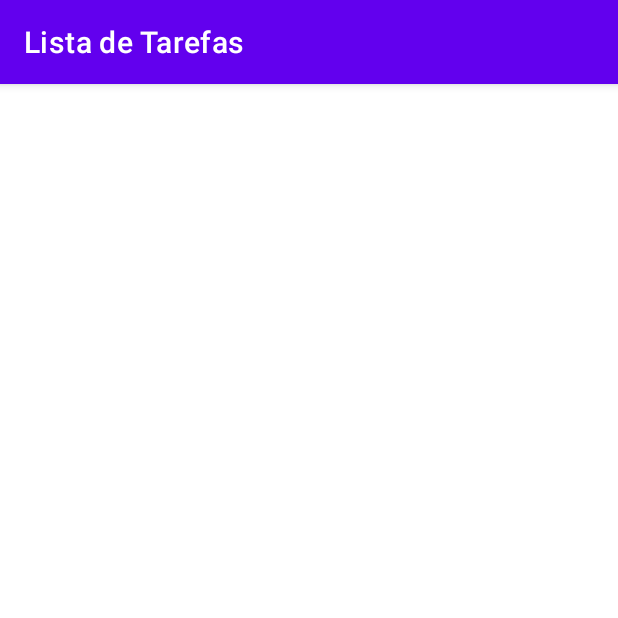
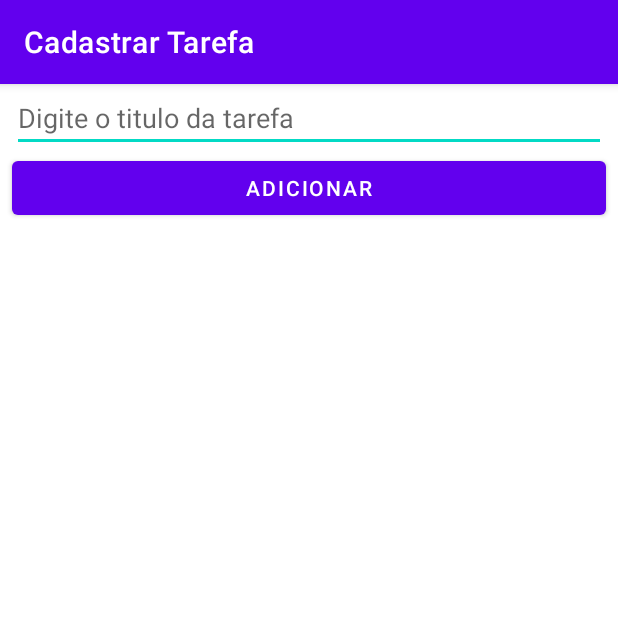
Before and after one commit to angelomesquita/aplicacoesmoveis-lista-tarefa, an Android app: the FormularioTarefaActivity screen opened directly, with no data from a screen before it, on a phone screen of 412 x 824 dp, the top half of it. Run offline under Robolectric (Android 15) with nearby library versions, the phone set to English and light mode, and no system bars.

Commit message:
Atividade 03 - EditText e Button
Adicionamos nesse video 1 widget EditText na FormularioTarefaActivity
para inserirmos o titulo da tarefa na nossa lista de tarefas e para
o respectivo envio criamos um button padrão para realizar a acao

-EditText
-Button

```diff
--- a/app/src/main/java/br/edu/unis/listadetarefas/FormularioTarefaActivity.java
+++ b/app/src/main/java/br/edu/unis/listadetarefas/FormularioTarefaActivity.java
@@ -3,12 +3,38 @@ package br.edu.unis.listadetarefas;
 import androidx.appcompat.app.AppCompatActivity;
 
 import android.os.Bundle;
+import android.view.View;
+import android.widget.Button;
+import android.widget.EditText;
+import android.widget.Toast;
 
 public class FormularioTarefaActivity extends AppCompatActivity {
+
+    EditText editTituloTarefa;
+    Button btnAdicionar;
 
     @Override
     protected void onCreate(Bundle savedInstanceState) {
         super.onCreate(savedInstanceState);
         setContentView(R.layout.activity_formulario_tarefa);
+        setTitle("Cadastrar Tarefa");
+
+        editTituloTarefa = findViewById(R.id.edit_add_titulo_tarefa);
+        btnAdicionar = findViewById(R.id.btn_add_tarefa);
+        btnAdicionar.setOnClickListener(new View.OnClickListener() {
+            @Override
+            public void onClick(View v) {
+                //Adicionar o titulo da tarefa na lista de tarefas
+                Toast.makeText(
+                        FormularioTarefaActivity.this,
+                        "Tarefa Adicionada",
+                        Toast.LENGTH_SHORT
+                ).show();
+
+                finish();
+            }
+        });
+
+
     }
 }
--- a/app/src/main/res/layout/activity_formulario_tarefa.xml
+++ b/app/src/main/res/layout/activity_formulario_tarefa.xml
@@ -1,9 +1,28 @@
 <?xml version="1.0" encoding="utf-8"?>
-<androidx.constraintlayout.widget.ConstraintLayout xmlns:android="http://schemas.android.com/apk/res/android"
+<LinearLayout xmlns:android="http://schemas.android.com/apk/res/android"
     xmlns:app="http://schemas.android.com/apk/res-auto"
     xmlns:tools="http://schemas.android.com/tools"
     android:layout_width="match_parent"
     android:layout_height="match_parent"
+    android:orientation="vertical"
     tools:context=".FormularioTarefaActivity">
 
-</androidx.constraintlayout.widget.ConstraintLayout>
+    <EditText
+        android:id="@+id/edit_add_titulo_tarefa"
+        android:layout_width="match_parent"
+        android:layout_height="wrap_content"
+        android:layout_marginLeft="8dp"
+        android:layout_marginRight="8dp"
+        android:ems="10"
+        android:inputType="textCapWords"
+        android:hint="Digite o titulo da tarefa" />
+
+    <Button
+        android:id="@+id/btn_add_tarefa"
+        android:layout_width="match_parent"
+        android:layout_height="wrap_content"
+        android:layout_marginLeft="8dp"
+        android:layout_marginRight="8dp"
+        android:text="Adicionar" />
+
+</LinearLayout>
```
